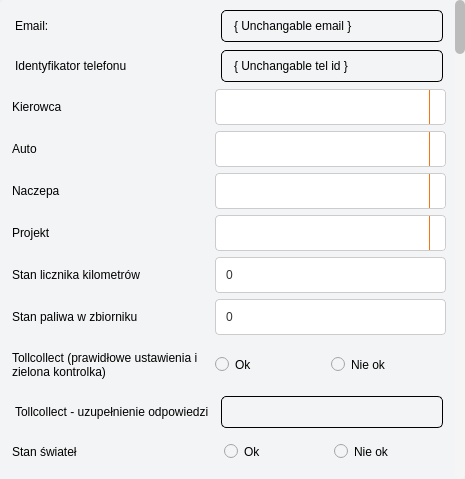
First picture: the form in protocolform.ui, repository Ph4sm4/FinelogApp, before the edit.
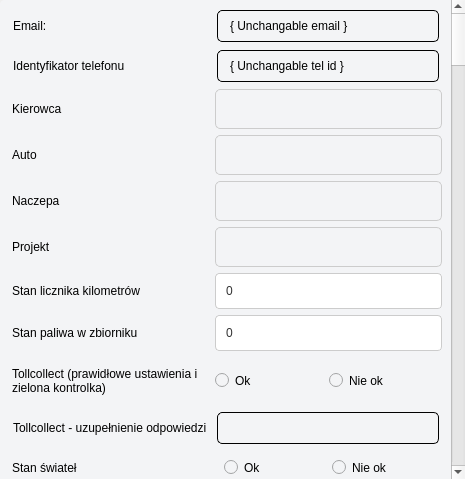
Second picture: the form after the edit. Icons and pictures are not drawn.

Patch:
```diff
--- a/protocolform.ui
+++ b/protocolform.ui
@@ -13,6 +13,51 @@
   <property name="windowTitle">
    <string>Form</string>
   </property>
+  <property name="styleSheet">
+   <string notr="true">QComboBox {
+    border: 1px solid #ccc;
+    padding: 4px;
+    min-width: 150px;
+    background-color: #fff;
+    color: #333;
+    font-family: Arial, sans-serif;
+    font-size: 12px;
+    selection-background-color: lightblue;
+	min-height: 30px;
+}
+
+QComboBox::drop-down {
+    subcontrol-origin: padding;
+    subcontrol-position: center right;
+    width: 20px;
+    border: none;
+    background: transparent;
+}
+
+QComboBox::down-arrow {
+    image: url(:/icons/content/chevron-down.svg);
+    width: 10px;
+    height: 10px;
+}
+
+QComboBox QAbstractItemView {
+    border: 1px solid #ccc;
+    background-color: #fff;
+    padding: 2px;
+    selection-background-color: lightblue;
+}
+
+QComboBox QAbstractItemView::item {
+    height: 20px;
+    padding: 2px 8px;
+}
+
+QComboBox QAbstractItemView::item:selected {
+    background-color: lightblue;
+    color: #333;
+}
+</string>
+  </property>
   <layout class="QVBoxLayout" name="verticalLayout">
    <property name="spacing">
     <number>0</number>
@@ -111,40 +156,6 @@
 padding: 10px 0;
 max-width: 200px;
 }
-
-QComboBox {
-        background-color: #ffffff;
-        border: 1px solid #cccccc;
-        border-radius: 4px;
-        padding: 2px 8px;
-        color: #333333;
-        font-size: 12px;
-		min-height: 30px;
-    }
-
-    QComboBox::drop-down {
-		subcontrol-origin: padding;
-    	subcontrol-position: top right;
-        border-left: 1px solid #cccccc;
-        border-top-right-radius: 4px;
-        border-bottom-right-radius: 4px;
-        background: white;
-		border-color: rgb(249, 115, 22);
-		color: black;
-    }
-
-    QComboBox::down-arrow {
-        image: url(:/icons/content/chevron-down.svg);
-    }
-
-    QComboBox::item {
-        padding: 4px 8px;
-		max-height: 20px;
-    }
-
-    QComboBox::item:selected {
-        background-color: #e6f3ff;
-    }
 QSpinBox {
         background-color: #ffffff;
         border: 1px solid #cccccc;
@@ -199,7 +210,7 @@
         <x>0</x>
         <y>0</y>
         <width>455</width>
-        <height>4601</height>
+        <height>4617</height>
        </rect>
       </property>
       <layout class="QVBoxLayout" name="verticalLayout_4">
```
